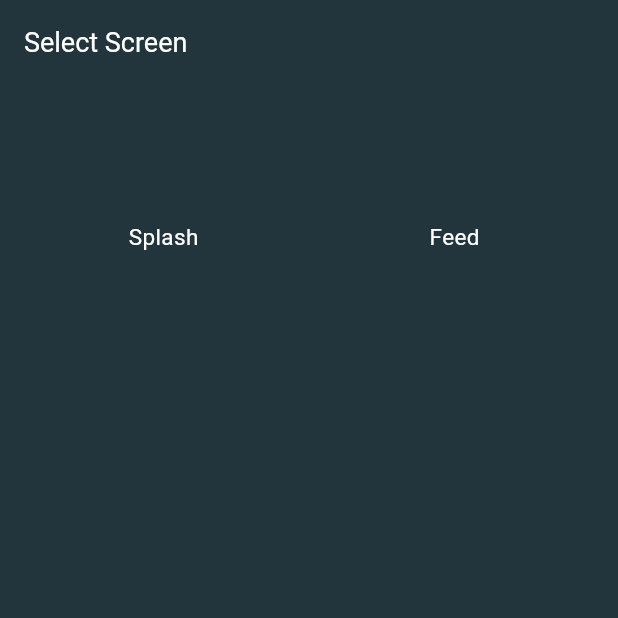
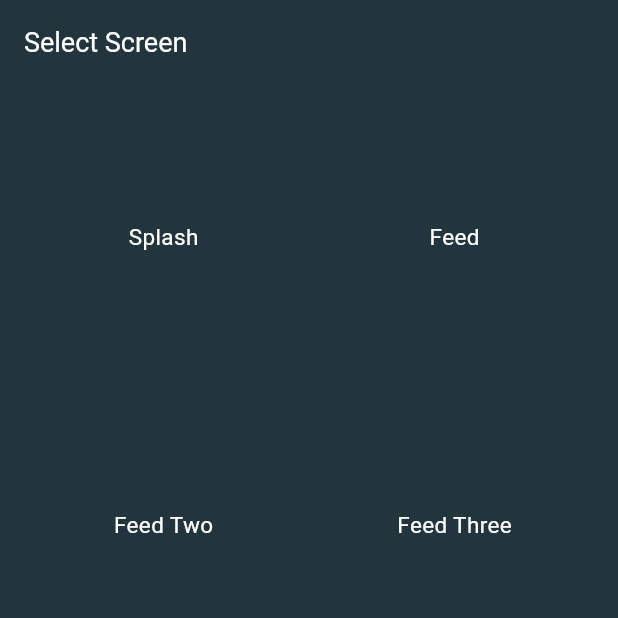
Before and after one commit to muzzammil763/marvie_ios_ui, a Flutter app: the screen it shows after launch, on a phone screen of 412 x 824 dp, the top half of it. Run offline on Flutter 3.47's test engine with Material 3 defaults, Android fonts, the light colour scheme and no system bars.

Commit message:
added two more button on screen selecter screen

```diff
--- a/lib/Screens/screen_selecter.dart
+++ b/lib/Screens/screen_selecter.dart
@@ -52,6 +52,23 @@ class ScreenSelecter extends StatelessWidget {
                 ),
               ],
             ),
+            SizedBox(height: 12),
+            Row(
+              children: [
+                Expanded(
+                  child: HomeButton(
+                    title: "Feed Two",
+                    onTap: () {},
+                  ),
+                ),
+                Expanded(
+                  child: HomeButton(
+                    title: "Feed Three",
+                    onTap: () {},
+                  ),
+                ),
+              ],
+            ),
           ],
         ),
       ),
```
